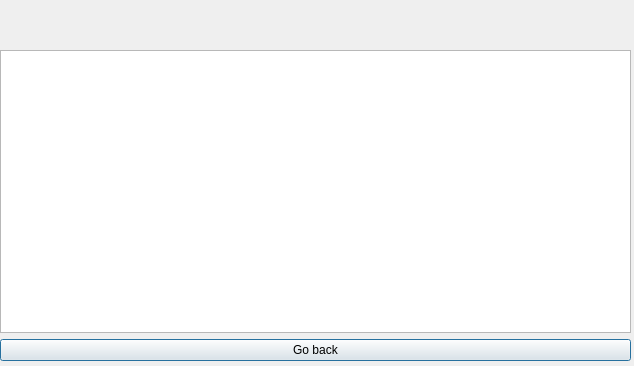
This is Helix/GUI/resultsdialog.ui in evertheylen/TA_TO as Qt 5 draws it before an edit. The edited form follows.
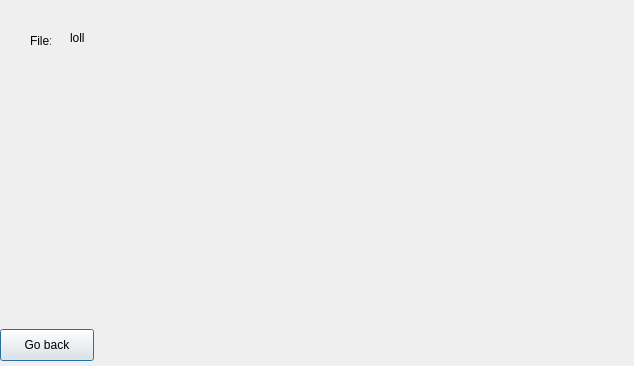
This is the edited form. Icons and pictures are not drawn.

Diff of the .ui file:
```diff
--- a/Helix/GUI/resultsdialog.ui
+++ b/Helix/GUI/resultsdialog.ui
@@ -45,27 +45,44 @@
     <bool>true</bool>
    </property>
   </widget>
-  <widget class="QWidget" name="">
+  <widget class="QLabel" name="label_3">
+   <property name="geometry">
+    <rect>
+     <x>30</x>
+     <y>20</y>
+     <width>21</width>
+     <height>41</height>
+    </rect>
+   </property>
+   <property name="text">
+    <string>File: </string>
+   </property>
+  </widget>
+  <widget class="QLabel" name="File">
+   <property name="geometry">
+    <rect>
+     <x>70</x>
+     <y>30</y>
+     <width>59</width>
+     <height>16</height>
+    </rect>
+   </property>
+   <property name="text">
+    <string>loll</string>
+   </property>
+  </widget>
+  <widget class="QPushButton" name="gobackttomainfromresults">
    <property name="geometry">
     <rect>
      <x>0</x>
-     <y>50</y>
-     <width>631</width>
-     <height>311</height>
+     <y>329</y>
+     <width>94</width>
+     <height>32</height>
     </rect>
    </property>
-   <layout class="QGridLayout" name="gridLayout">
-    <item row="0" column="0">
-     <widget class="QTextBrowser" name="textBrowser"/>
-    </item>
-    <item row="1" column="0">
-     <widget class="QPushButton" name="gobackttomainfromresults">
-      <property name="text">
-       <string>Go back</string>
-      </property>
-     </widget>
-    </item>
-   </layout>
+   <property name="text">
+    <string>Go back</string>
+   </property>
   </widget>
  </widget>
  <resources>
```
